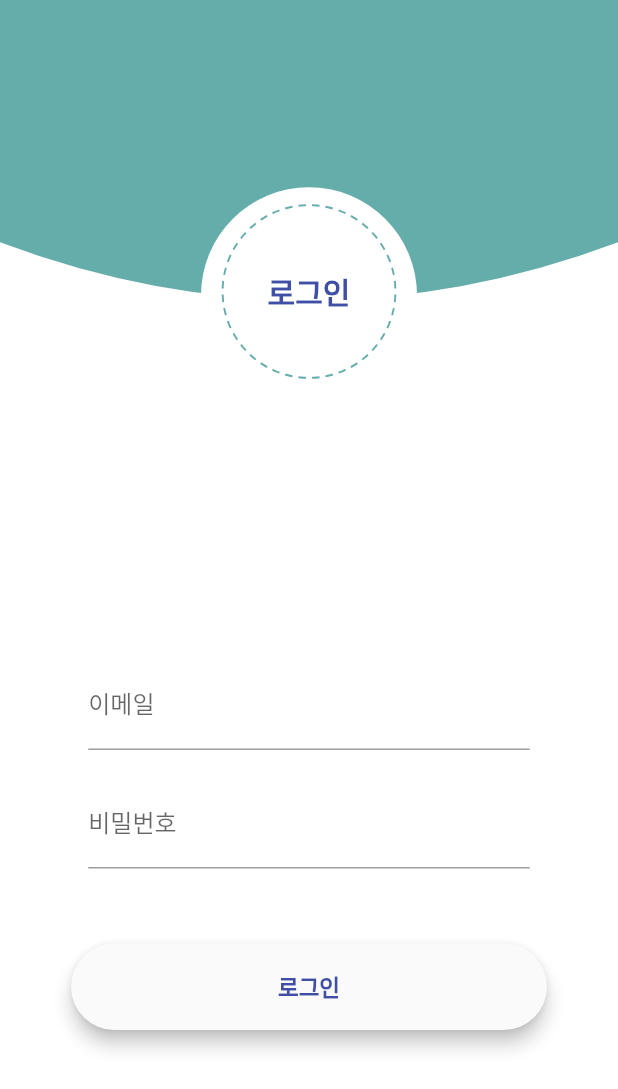
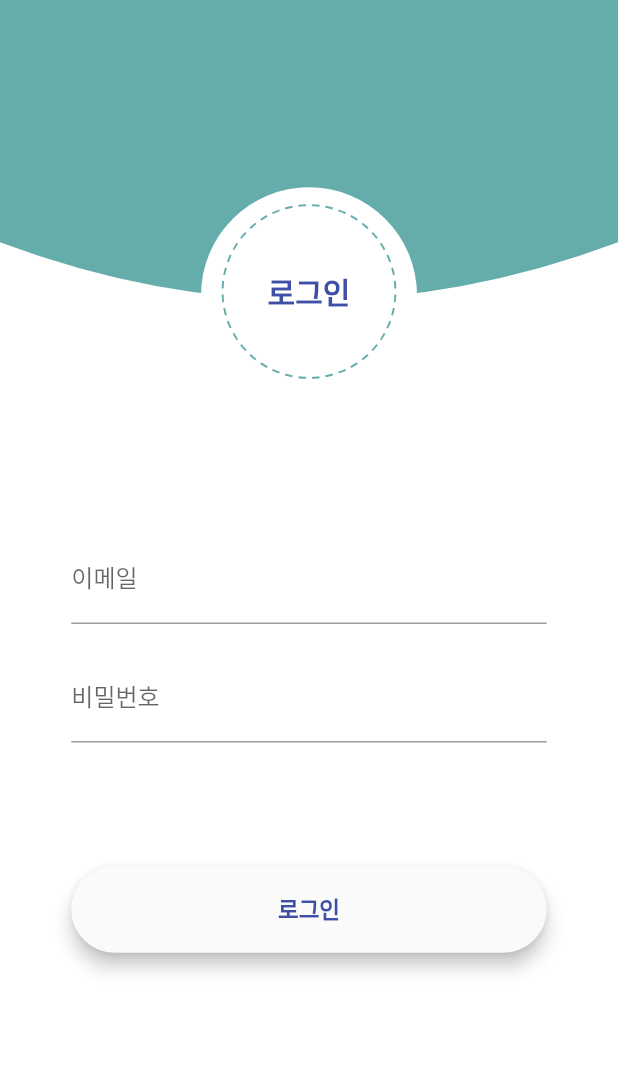
Before and after one commit to baeharam/Privacy-of-Animal, a Flutter app: the screen it shows after launch, after a tap on "로그인", on a phone screen of 412 x 824 dp. Shown: the top 1089 px of the screen. Run offline on Flutter 3.47's test engine with Material 2 defaults, Android fonts, the phone set to English and light mode, and no system bars; our stand-ins replace firebase_auth, rxdart, sqflite; accounts and stored records are empty; Roboto replaces fonts that are missing (NanumGothic).

Commit message:
Fix login screen overflow
Signed-off-by: bae haram <gkfkagkfka12@naver.com>

```diff
--- /dev/null
+++ b/lib/logics/focus/focus.dart
@@ -0,0 +1,3 @@
+export './focus_event.dart';
+export './focus_state.dart';
+export './focus_bloc.dart';
--- /dev/null
+++ b/lib/logics/focus/focus_event.dart
@@ -0,0 +1,6 @@
+import 'package:privacy_of_animal/bloc_helpers/bloc_event_state.dart';
+
+abstract class FocusEvent extends BlocEvent {}
+
+class FocusEventOn extends FocusEvent {}
+class FocusEventOff extends FocusEvent {}
--- a/lib/resources/constants.dart
+++ b/lib/resources/constants.dart
@@ -1,2 +1,8 @@
+
 const double dashedCircleRadius = 57.0;
 final double dashedBackgroundCircleDiameter = dashedCircleRadius*2+30.0;
+
+class ScreenUtil {
+  static double width;
+  static double height;
+}
--- a/lib/screen/login_screen.dart
+++ b/lib/screen/login_screen.dart
@@ -1,9 +1,8 @@
 import 'package:flutter/material.dart';
-import 'package:privacy_of_animal/logics/validation/validation_bloc.dart';
 import 'package:privacy_of_animal/resources/constants.dart';
 import 'package:privacy_of_animal/resources/colors.dart';
 import 'package:privacy_of_animal/widgets/dashed_circle.dart';
-import 'package:privacy_of_animal/widgets/initial_button.dart';
+import 'package:privacy_of_animal/widgets/login_form.dart';
 
 class LoginScreen extends StatefulWidget {
   @override
@@ -11,21 +10,31 @@ class LoginScreen extends StatefulWidget {
 }
 
 class _LoginScreenState extends State<LoginScreen> {
+
   @override
   Widget build(BuildContext context) {
 
-    final double width = MediaQuery.of(context).size.width;
-    final double height = MediaQuery.of(context).size.height;
-
     return Scaffold(
       backgroundColor: Colors.white,
-      body: Padding(
-        padding: EdgeInsets.only(bottom: MediaQuery.of(context).viewInsets.bottom),
-        child: ListView(
+      body: SafeArea(
+        child: SingleChildScrollView(
+          child: Column(
             children: <Widget>[
-            Container(
+              _buildLoginBackground(),
+              SizedBox(height: ScreenUtil.height/10),
+              LoginForm()
+            ]
+          ),
+        ),
+      ),
+    );
+  }
+
+  Widget _buildLoginBackground() {
+
+    return Container(
       width: double.infinity,
-              height: height/3,
+      height: ScreenUtil.height/3,
       child: Stack(
         children: <Widget>[
           ClipPath(
@@ -35,8 +44,8 @@ class _LoginScreenState extends State<LoginScreen> {
             clipper: LoginBackgroundClipper(),
           ),
           Positioned(
-                    left: width/2-dashedBackgroundCircleDiameter/2,
-                    top: height/6.6,
+            left: ScreenUtil.width/2-dashedBackgroundCircleDiameter/2,
+            top: ScreenUtil.height/6.6,
             child: Container(
               width: dashedBackgroundCircleDiameter,
               height: dashedBackgroundCircleDiameter,
@@ -47,8 +56,8 @@ class _LoginScreenState extends State<LoginScreen> {
             ),
           ),
           Positioned(
-                    left: width/2-dashedCircleRadius,
-                    top: height/6,
+            left: ScreenUtil.width/2-dashedCircleRadius,
+            top: ScreenUtil.height/6,
             child: DashedCircle(
               child: CircleAvatar(
                 child: Text(
@@ -66,76 +75,6 @@ class _LoginScreenState extends State<LoginScreen> {
               dashes: 40,
               color: loginBackgroundColor,
             ),
-                  )
-                ],
-              ),
-            ),
-            _buildLoginFormColumn(width, height)
-          ],
-        ),
-      ),
-    );
-  }
-
-  Widget _buildLoginFormColumn(double width, double height) {
-
-    final TextEditingController _emailController = TextEditingController();
-    final TextEditingController _passwordController = TextEditingController();
-
-    final validationBloc = ValidationBloc();
-
-    return Container(
-      height: height/2,
-      width: width/1.3,
-      child: Column(
-        mainAxisAlignment: MainAxisAlignment.end,
-        children: <Widget>[
-          StreamBuilder<String>(
-            stream: validationBloc.email,
-            builder: (BuildContext context, AsyncSnapshot<String> snapshot){
-              return Container(
-                width: width/1.4,
-                child: TextField(
-                  decoration: InputDecoration(
-                    labelText: '이메일',
-                    errorText: snapshot.error,
-                  ),
-                  onChanged: validationBloc.onEmailChanged,
-                  keyboardType: TextInputType.emailAddress,
-                  controller: _emailController,
-                ),
-              );
-            },
-          ),
-          SizedBox(height: 20.0),
-          StreamBuilder<String>(
-            stream: validationBloc.password,
-            builder: (BuildContext context, AsyncSnapshot<String> snapshot){
-              return Container(
-                width: width/1.4,
-                child: TextField(
-                  decoration: InputDecoration(
-                    labelText: '비밀번호',
-                    errorText: snapshot.error
-                  ),
-                  onChanged: validationBloc.onPasswordChanged,
-                  obscureText: true,
-                  keyboardType: TextInputType.emailAddress,
-                  controller: _passwordController,
-                ),
-              );
-            },
-          ),
-          SizedBox(height: 50.0),
-          StreamBuilder<bool>(
-            stream: validationBloc.loginValid,
-            builder: (BuildContext context, AsyncSnapshot<bool> snapshot){
-              return InitialButton(
-                text: '로그인',
-                color: introLoginButtonColor,
-                callback: (snapshot.hasData && snapshot.data==true) ? (){} : null,
-              );
-            },
           )
         ],
       ),
--- /dev/null
+++ b/lib/widgets/focus_visible_maker.dart
@@ -0,0 +1,159 @@
+import 'dart:async';
+import 'package:flutter/material.dart';
+import 'package:flutter/rendering.dart';
+import 'package:meta/meta.dart';
+
+///
+/// Helper class that ensures a Widget is visible when it has the focus
+/// For example, for a TextFormField when the keyboard is displayed
+///
+/// How to use it:
+///
+/// In the class that implements the Form,
+///   Instantiate a FocusNode
+///   FocusNode _focusNode = new FocusNode();
+///
+/// In the build(BuildContext context), wrap the TextFormField as follows:
+///
+///   new EnsureVisibleWhenFocused(
+///     focusNode: _focusNode,
+///     child: new TextFormField(
+///       ...
+///       focusNode: _focusNode,
+///     ),
+///   ),
+///
+/// Initial source code written by Collin Jackson.
+/// Extended (see highlighting) to cover the case when the keyboard is dismissed and the
+/// user clicks the TextFormField/TextField which still has the focus.
+///
+class EnsureVisibleWhenFocused extends StatefulWidget {
+  const EnsureVisibleWhenFocused({
+    Key key,
+    @required this.child,
+    @required this.focusNode,
+    this.curve: Curves.ease,
+    this.duration: const Duration(milliseconds: 100),
+  }) : super(key: key);
+
+  /// The node we will monitor to determine if the child is focused
+  final FocusNode focusNode;
+
+  /// The child widget that we are wrapping
+  final Widget child;
+
+  /// The curve we will use to scroll ourselves into view.
+  ///
+  /// Defaults to Curves.ease.
+  final Curve curve;
+
+  /// The duration we will use to scroll ourselves into view
+  ///
+  /// Defaults to 100 milliseconds.
+  final Duration duration;
+
+  @override
+  _EnsureVisibleWhenFocusedState createState() => new _EnsureVisibleWhenFocusedState();
+}
+
+///
+/// We implement the WidgetsBindingObserver to be notified of any change to the window metrics
+///
+class _EnsureVisibleWhenFocusedState extends State<EnsureVisibleWhenFocused> with WidgetsBindingObserver  {
+
+  @override
+  void initState(){
+    super.initState();
+    widget.focusNode.addListener(_ensureVisible);
+    WidgetsBinding.instance.addObserver(this);
+  }
+
+  @override
+  void dispose(){
+    WidgetsBinding.instance.removeObserver(this);
+    widget.focusNode.removeListener(_ensureVisible);
+    super.dispose();
+  }
+
+  ///
+  /// This routine is invoked when the window metrics have changed.
+  /// This happens when the keyboard is open or dismissed, among others.
+  /// It is the opportunity to check if the field has the focus
+  /// and to ensure it is fully visible in the viewport when
+  /// the keyboard is displayed
+  ///
+  @override
+  void didChangeMetrics(){
+    if (widget.focusNode.hasFocus){
+      _ensureVisible();
+    }
+  }
+
+  ///
+  /// This routine waits for the keyboard to come into view.
+  /// In order to prevent some issues if the Widget is dismissed in the
+  /// middle of the loop, we need to check the "mounted" property
+  ///
+  /// This method was suggested by Peter Yuen (see discussion).
+  ///
+  Future<Null> _keyboardToggled() async {
+    if (mounted){
+      EdgeInsets edgeInsets = MediaQuery.of(context).viewInsets;
+      while (mounted && MediaQuery.of(context).viewInsets == edgeInsets) {
+        await new Future.delayed(const Duration(milliseconds: 10));
+      }
+    }
+
+    return;
+  }
+
+  Future<Null> _ensureVisible() async {
+    // Wait for the keyboard to come into view
+    await Future.any([new Future.delayed(const Duration(milliseconds: 300)), _keyboardToggled()]);
+
+    // No need to go any further if the node has not the focus
+    if (!widget.focusNode.hasFocus){
+      return;
+    }
+
+    // Find the object which has the focus
+    final RenderObject object = context.findRenderObject();
+    final RenderAbstractViewport viewport = RenderAbstractViewport.of(object);
+
+    // If we are not working in a Scrollable, skip this routine
+    if (viewport == null) {
+        return;
+    }
+
+    // Get the Scrollable state (in order to retrieve its offset)
+    ScrollableState scrollableState = Scrollable.of(context);
+    assert(scrollableState != null);
+
+    // Get its offset
+    ScrollPosition position = scrollableState.position;
+    double alignment;
+
+    if (position.pixels > viewport.getOffsetToReveal(object, 0.0).offset) {
+      // Move down to the top of the viewport
+      alignment = 0.0;
+    } else if (position.pixels < viewport.getOffsetToReveal(object, 1.0).offset){
+      // Move up to the bottom of the viewport
+      alignment = 1.0;
+    } else {
+      // No scrolling is necessary to reveal the child
+      return;
+    }
+
+    position.ensureVisible(
+      object,
+      alignment: alignment,
+      duration: widget.duration,
+      curve: widget.curve,
+    );
+  }
+
+  @override
+  Widget build(BuildContext context) {
+    return widget.child;
+  }
+}
--- a/lib/widgets/intro_page.dart
+++ b/lib/widgets/intro_page.dart
@@ -1,5 +1,6 @@
 import 'package:flutter/material.dart';
 import 'package:privacy_of_animal/model/intro_page_model.dart';
+import 'package:privacy_of_animal/resources/constants.dart';
 
 class IntroPage extends StatelessWidget {
 
@@ -9,6 +10,10 @@ class IntroPage extends StatelessWidget {
 
   @override
   Widget build(BuildContext context) {
+
+    ScreenUtil.width = MediaQuery.of(context).size.width;
+    ScreenUtil.height = MediaQuery.of(context).size.height;
+
     return Container(
       width: double.infinity,
       height: MediaQuery.of(context).size.height*0.7,
--- /dev/null
+++ b/lib/widgets/login_form.dart
@@ -0,0 +1,91 @@
+import 'package:flutter/material.dart';
+import 'package:privacy_of_animal/logics/validation/validation_bloc.dart';
+import 'package:privacy_of_animal/resources/colors.dart';
+import 'package:privacy_of_animal/resources/constants.dart';
+import 'package:privacy_of_animal/widgets/focus_visible_maker.dart';
+import 'package:privacy_of_animal/widgets/initial_button.dart';
+
+class LoginForm extends StatefulWidget {
+  @override
+  _LoginFormState createState() => _LoginFormState();
+}
+
+class _LoginFormState extends State<LoginForm> with SingleTickerProviderStateMixin{
+
+  final FocusNode _emailFocusNode = FocusNode();
+  final FocusNode _passwordFocusNode = FocusNode();
+
+  final ValidationBloc _validationBloc = ValidationBloc();
+  final TextEditingController _emailController = TextEditingController();
+  final TextEditingController _passwordController = TextEditingController();
+
+  @override
+    void dispose() {
+      _emailController.dispose();
+      _passwordController.dispose();
+      _emailFocusNode.dispose();
+      super.dispose();
+    }
+
+  @override
+  Widget build(BuildContext context) {
+    return Container(
+      height: ScreenUtil.height/2,
+      width: ScreenUtil.width/1.3,
+      child: Column(
+        mainAxisAlignment: MainAxisAlignment.start,
+        children: <Widget>[
+          StreamBuilder<String>(
+            stream: _validationBloc.email,
+            builder: (BuildContext context, AsyncSnapshot<String> snapshot){
+              return EnsureVisibleWhenFocused(
+                focusNode: _emailFocusNode,
+                child: TextField(
+                  decoration: InputDecoration(
+                    labelText: '이메일',
+                    errorText: snapshot.error,
+                  ),
+                  onChanged: _validationBloc.onEmailChanged,
+                  keyboardType: TextInputType.emailAddress,
+                  controller: _emailController,
+                  focusNode: _emailFocusNode,
+                ),
+              );
+            },
+          ),
+          SizedBox(height: 20.0),
+          StreamBuilder<String>(
+            stream: _validationBloc.password,
+            builder: (BuildContext context, AsyncSnapshot<String> snapshot){
+              return EnsureVisibleWhenFocused(
+                focusNode: _passwordFocusNode,
+                child: TextField(
+                  decoration: InputDecoration(
+                    labelText: '비밀번호',
+                    errorText: snapshot.error
+                  ),
+                  onChanged: _validationBloc.onPasswordChanged,
+                  obscureText: true,
+                  keyboardType: TextInputType.emailAddress,
+                  controller: _passwordController,
+                  focusNode: _passwordFocusNode,
+                ),
+              );
+            },
+          ),
+          SizedBox(height: ScreenUtil.height/10),
+          StreamBuilder<bool>(
+            stream: _validationBloc.loginValid,
+            builder: (BuildContext context, AsyncSnapshot<bool> snapshot){
+              return InitialButton(
+                text: '로그인',
+                color: introLoginButtonColor,
+                callback: (snapshot.hasData && snapshot.data==true) ? (){} : null,
+              );
+            },
+          )
+        ],
+      ),
+    );
+  }
+}
```
Also changed, not shown: lib/logics/focus/focus_bloc.dart (added, +19 -0 lines), lib/logics/focus/focus_state.dart (added, +10 -0 lines). Lines whose indentation alone changed are shown as unchanged.
